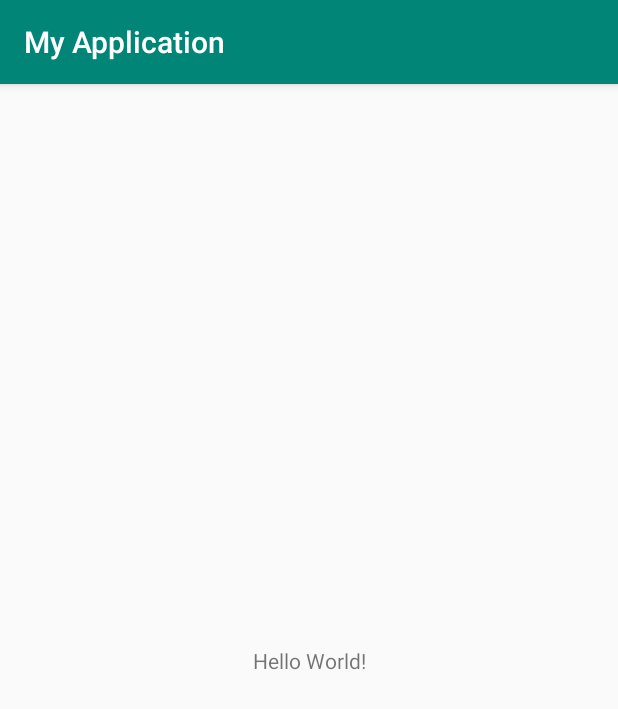
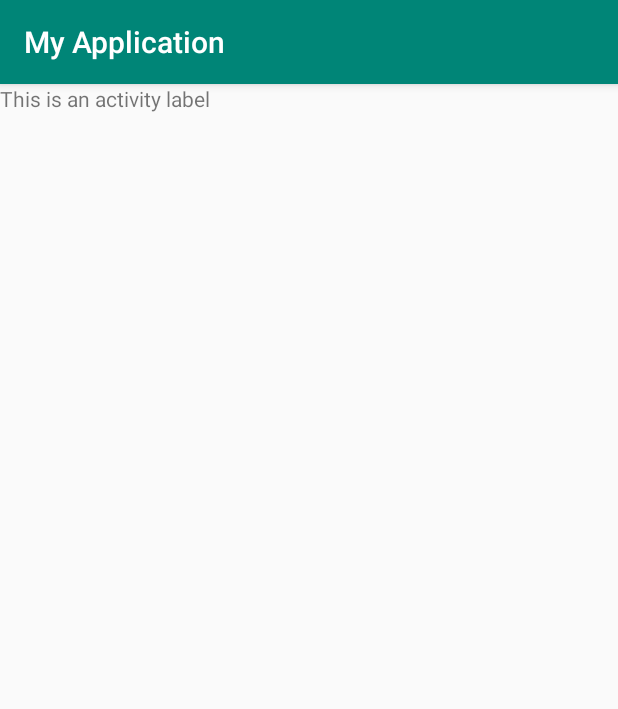
Before and after one commit to mariusgherman/androidfundamentals, an Android app: the screen it shows after launch (MainActivity), on a phone screen of 412 x 824 dp. Shown: the top 709 px of the screen. Run offline under Robolectric (Android 15) with nearby library versions, the phone set to English and light mode, and no system bars.

Commit message:
week 6 - pass values by bundle

```diff
--- /dev/null
+++ b/app/src/main/java/com/example/myapplication/AnotherFragment.java
@@ -0,0 +1,18 @@
+package com.example.myapplication;
+
+import android.os.Bundle;
+import android.support.annotation.NonNull;
+import android.support.annotation.Nullable;
+import android.support.v4.app.Fragment;
+import android.view.LayoutInflater;
+import android.view.View;
+import android.view.ViewGroup;
+
+public class AnotherFragment extends Fragment {
+
+    @Nullable
+    @Override
+    public View onCreateView(@NonNull LayoutInflater inflater, @Nullable ViewGroup container, @Nullable Bundle savedInstanceState) {
+        return inflater.inflate(R.layout.another_fragment, container, false);
+    }
+}
--- /dev/null
+++ b/app/src/main/java/com/example/myapplication/HelloFragment.java
@@ -0,0 +1,39 @@
+package com.example.myapplication;
+
+import android.os.Bundle;
+import android.support.annotation.NonNull;
+import android.support.annotation.Nullable;
+import android.support.v4.app.Fragment;
+import android.view.LayoutInflater;
+import android.view.View;
+import android.view.ViewGroup;
+import android.widget.TextView;
+
+public class HelloFragment extends Fragment {
+
+    private String label;
+
+    @Override
+    public void onCreate(@Nullable Bundle savedInstanceState) {
+        super.onCreate(savedInstanceState);
+
+        if (getArguments() != null) {
+            this.label = getArguments().getString("label", "Buuu!");
+        }
+    }
+
+    @Nullable
+    @Override
+    public View onCreateView(@NonNull LayoutInflater inflater,
+                             @Nullable ViewGroup container,
+                             @Nullable Bundle savedInstanceState) {
+        return inflater.inflate(R.layout.hello_fragment, container, false);
+    }
+
+    @Override
+    public void onViewCreated(@NonNull View view, @Nullable Bundle savedInstanceState) {
+        super.onViewCreated(view, savedInstanceState);
+
+        ((TextView) view.findViewById(R.id.hello_label)).setText(label);
+    }
+}
--- a/app/src/main/java/com/example/myapplication/MainActivity.java
+++ b/app/src/main/java/com/example/myapplication/MainActivity.java
@@ -1,7 +1,7 @@
 package com.example.myapplication;
 
+import android.os.Bundle;
 import android.support.v7.app.AppCompatActivity;
-import android.os.Bundle;
 
 public class MainActivity extends AppCompatActivity {
 
@@ -9,5 +9,14 @@ public class MainActivity extends AppCompatActivity {
     protected void onCreate(Bundle savedInstanceState) {
         super.onCreate(savedInstanceState);
         setContentView(R.layout.activity_main);
+
+        Bundle bundle = new Bundle();
+        bundle.putString("label", "This is an activity label");
+        HelloFragment fragment = new HelloFragment();
+        fragment.setArguments(bundle);
+
+        getSupportFragmentManager().beginTransaction()
+                .add(R.id.frame, fragment, HelloFragment.class.getSimpleName())
+                .commit();
     }
 }
--- a/app/src/main/res/layout/activity_main.xml
+++ b/app/src/main/res/layout/activity_main.xml
@@ -6,10 +6,10 @@
     android:layout_height="match_parent"
     tools:context=".MainActivity">
 
-    <TextView
-        android:layout_width="wrap_content"
-        android:layout_height="wrap_content"
-        android:text="Hello World!"
+    <FrameLayout
+        android:id="@+id/frame"
+        android:layout_width="match_parent"
+        android:layout_height="match_parent"
         app:layout_constraintBottom_toBottomOf="parent"
         app:layout_constraintLeft_toLeftOf="parent"
         app:layout_constraintRight_toRightOf="parent"
--- /dev/null
+++ b/app/src/main/res/layout/another_fragment.xml
@@ -0,0 +1,13 @@
+<?xml version="1.0" encoding="utf-8"?>
+<LinearLayout xmlns:android="http://schemas.android.com/apk/res/android"
+    android:layout_width="match_parent"
+    android:layout_height="match_parent"
+    android:orientation="vertical"
+    android:background="#006200">
+
+    <TextView
+        android:layout_width="match_parent"
+        android:layout_height="wrap_content"
+        android:text="This is another fragment" />
+
+</LinearLayout>
--- /dev/null
+++ b/app/src/main/res/layout/hello_fragment.xml
@@ -0,0 +1,13 @@
+<?xml version="1.0" encoding="utf-8"?>
+<LinearLayout xmlns:android="http://schemas.android.com/apk/res/android"
+    android:layout_width="match_parent"
+    android:layout_height="match_parent"
+    android:orientation="vertical">
+
+    <TextView
+        android:id="@+id/hello_label"
+        android:layout_width="match_parent"
+        android:layout_height="wrap_content"
+        android:text="Hello World!" />
+
+</LinearLayout>
```
